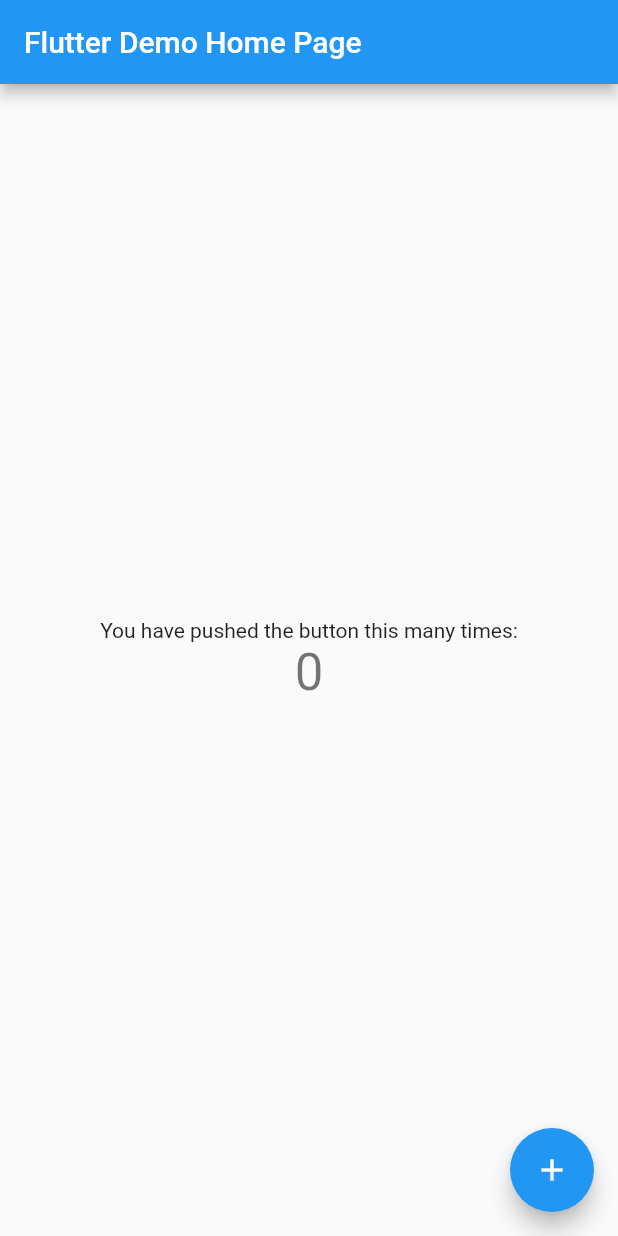
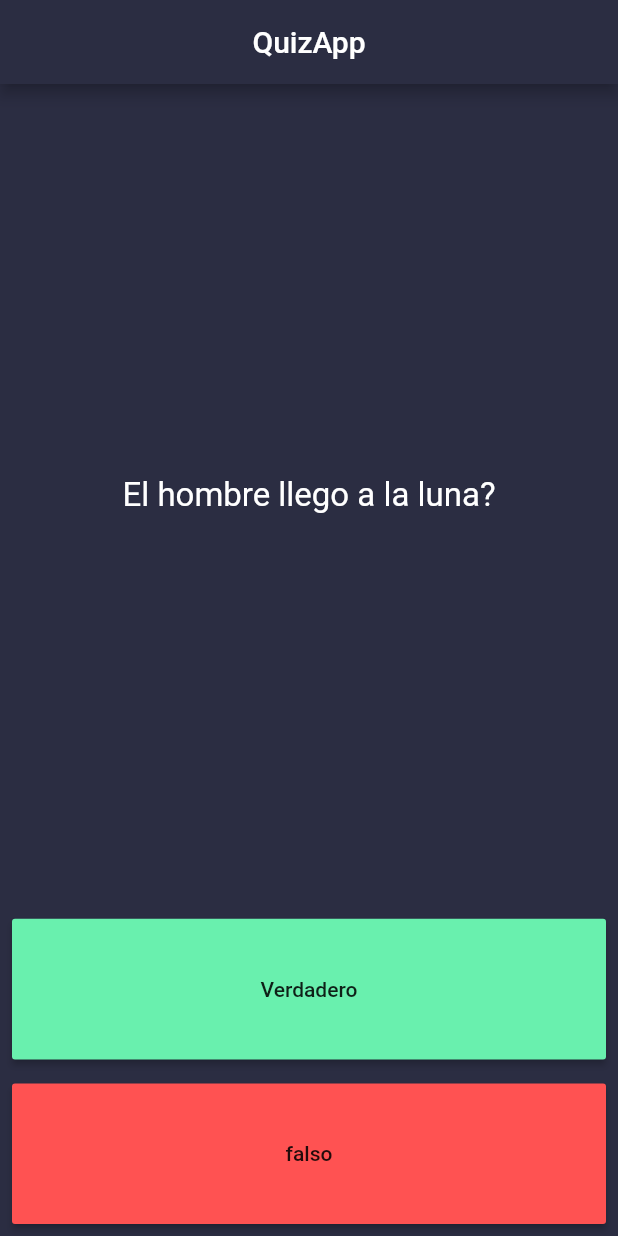
Before and after one commit to wgs1989/flutter_codigo_quizzapp, a Flutter app: the screen it shows after launch, on a phone screen of 412 x 824 dp. Run offline on Flutter 3.47's test engine with Material 2 defaults, Android fonts, the light colour scheme and no system bars.

Commit message:
change 1

```diff
--- a/lib/main.dart
+++ b/lib/main.dart
@@ -1,115 +1,79 @@
 import 'package:flutter/material.dart';
 
 void main() {
-  runApp(const MyApp());
+  runApp(MyApp());
 }
 
 class MyApp extends StatelessWidget {
   const MyApp({Key? key}) : super(key: key);
 
-  // This widget is the root of your application.
   @override
   Widget build(BuildContext context) {
     return MaterialApp(
-      title: 'Flutter Demo',
-      theme: ThemeData(
-        // This is the theme of your application.
-        //
-        // Try running your application with "flutter run". You'll see the
-        // application has a blue toolbar. Then, without quitting the app, try
-        // changing the primarySwatch below to Colors.green and then invoke
-        // "hot reload" (press "r" in the console where you ran "flutter run",
-        // or simply save your changes to "hot reload" in a Flutter IDE).
-        // Notice that the counter didn't reset back to zero; the application
-        // is not restarted.
-        primarySwatch: Colors.blue,
-      ),
-      home: const MyHomePage(title: 'Flutter Demo Home Page'),
+      home: QuizPage(),
     );
   }
 }
 
-class MyHomePage extends StatefulWidget {
-  const MyHomePage({Key? key, required this.title}) : super(key: key);
-
-  // This widget is the home page of your application. It is stateful, meaning
-  // that it has a State object (defined below) that contains fields that affect
-  // how it looks.
-
-  // This class is the configuration for the state. It holds the values (in this
-  // case the title) provided by the parent (in this case the App widget) and
-  // used by the build method of the State. Fields in a Widget subclass are
-  // always marked "final".
-
-  final String title;
-
-  @override
-  State<MyHomePage> createState() => _MyHomePageState();
-}
-
-class _MyHomePageState extends State<MyHomePage> {
-  int _counter = 0;
-
-  void _incrementCounter() {
-    setState(() {
-      // This call to setState tells the Flutter framework that something has
-      // changed in this State, which causes it to rerun the build method below
-      // so that the display can reflect the updated values. If we changed
-      // _counter without calling setState(), then the build method would not be
-      // called again, and so nothing would appear to happen.
-      _counter++;
-    });
-  }
+class QuizPage extends StatelessWidget {
+  const QuizPage({Key? key}) : super(key: key);
 
   @override
   Widget build(BuildContext context) {
-    // This method is rerun every time setState is called, for instance as done
-    // by the _incrementCounter method above.
-    //
-    // The Flutter framework has been optimized to make rerunning build methods
-    // fast, so that you can just rebuild anything that needs updating rather
-    // than having to individually change instances of widgets.
     return Scaffold(
+      backgroundColor: Color(0xff2b2d42),
       appBar: AppBar(
-        // Here we take the value from the MyHomePage object that was created by
-        // the App.build method, and use it to set our appbar title.
-        title: Text(widget.title),
+        centerTitle: true,
+        backgroundColor: Color(0xff2b2d42),
+        title: Text('QuizApp'),
       ),
-      body: Center(
-        // Center is a layout widget. It takes a single child and positions it
-        // in the middle of the parent.
-        child: Column(
-          // Column is also a layout widget. It takes a list of children and
-          // arranges them vertically. By default, it sizes itself to fit its
-          // children horizontally, and tries to be as tall as its parent.
-          //
-          // Invoke "debug painting" (press "p" in the console, choose the
-          // "Toggle Debug Paint" action from the Flutter Inspector in Android
-          // Studio, or the "Toggle Debug Paint" command in Visual Studio Code)
-          // to see the wireframe for each widget.
-          //
-          // Column has various properties to control how it sizes itself and
-          // how it positions its children. Here we use mainAxisAlignment to
-          // center the children vertically; the main axis here is the vertical
-          // axis because Columns are vertical (the cross axis would be
-          // horizontal).
-          mainAxisAlignment: MainAxisAlignment.center,
-          children: <Widget>[
-            const Text(
-              'You have pushed the button this many times:',
+      body: Column(
+        crossAxisAlignment: CrossAxisAlignment.stretch,
+        children: [
+          Expanded(
+            flex: 5,
+            child: Center(
+              child: Padding(
+                padding: const EdgeInsets.all(8.0),
+                child: Text(
+                  'El hombre llego a la luna?',
+                  textAlign: TextAlign.center,
+                  style: TextStyle(
+                    fontSize: 22.0,
+                    color: Colors.white,
+                  ),
+                ),
+              ),
             ),
-            Text(
-              '$_counter',
-              style: Theme.of(context).textTheme.headline4,
+          ),
+          Expanded(
+            flex: 1,
+            child: Padding(
+              padding: const EdgeInsets.all(8.0),
+              child: MaterialButton(
+                onPressed: () {},
+                child: Text(
+                  'Verdadero',
+                ),
+                color: Colors.greenAccent,
+              ),
             ),
-          ],
-        ),
+          ),
+          Expanded(
+            flex: 1,
+            child: Padding(
+              padding: const EdgeInsets.all(8.0),
+              child: MaterialButton(
+                onPressed: () {},
+                child: Text(
+                  'falso',
+                ),
+                color: Colors.redAccent,
+              ),
+            ),
+          )
+        ],
       ),
-      floatingActionButton: FloatingActionButton(
-        onPressed: _incrementCounter,
-        tooltip: 'Increment',
-        child: const Icon(Icons.add),
-      ), // This trailing comma makes auto-formatting nicer for build methods.
     );
   }
 }
```
